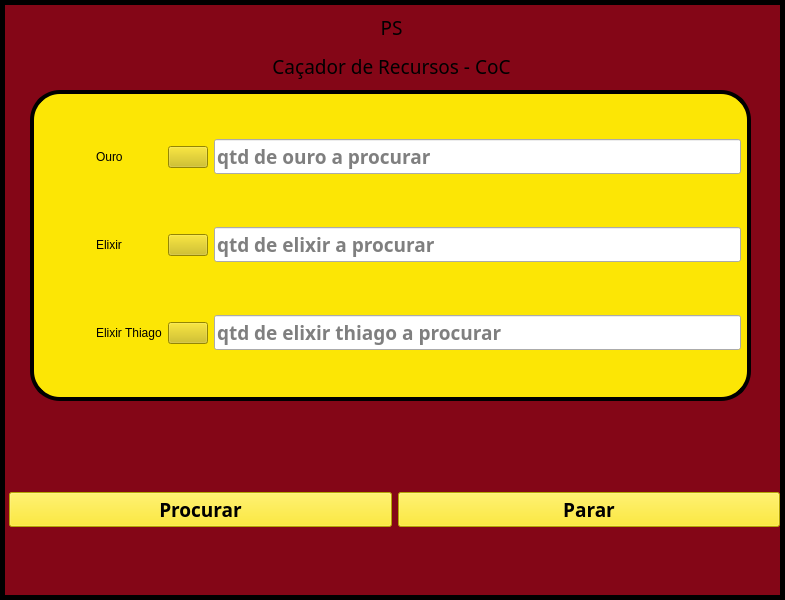
Qt form src/views/clash_gui.ui (AlissonTxD/CoC_Procurador_de_Recurso) before a commit.
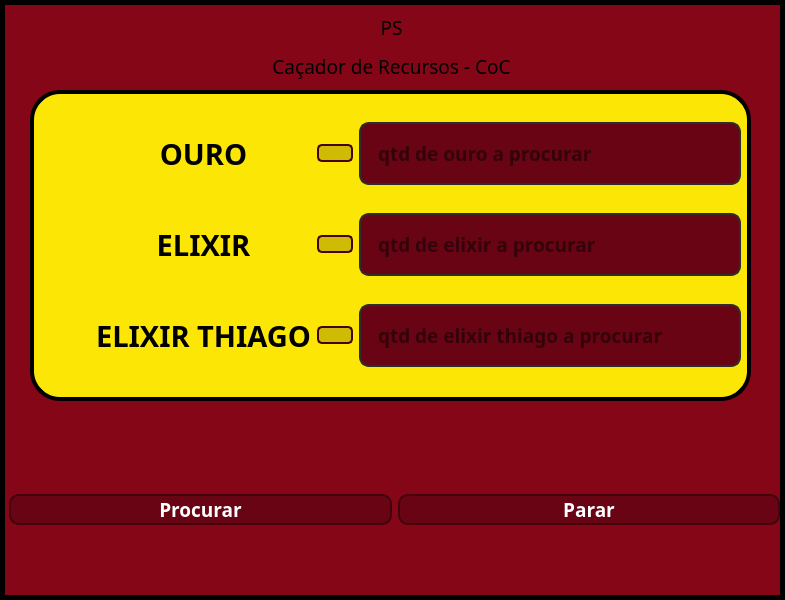
The same form after that commit. Icons and pictures are not drawn.

Commit message: Estilizando intergace da GUI

Diff of the .ui file:
```diff
--- a/src/views/clash_gui.ui
+++ b/src/views/clash_gui.ui
@@ -58,16 +58,21 @@
        </property>
        <property name="styleSheet">
         <string notr="true">QLineEdit {
-background-color: rgb(255, 255, 255);
-border: 2px solid rgb(3, 103, 103);
-border-radius: 50px;
+border: 2px solid rgb(45, 45, 45);
+border-radius: 10px;
+padding: 15px;
+background-color: rgb(104, 4, 19);
+}
+
+QLineEdit:hover {
+border: 2px solid rgb(45, 45, 45);
+background-color: rgb(114, 14, 29);
 }
 
 QLineEdit:focus {
 border: 2px solid rgb(255, 0, 0);
 }
-
-font: 14pt &quot;Segoe Script&quot;;</string>
+</string>
        </property>
        <property name="placeholderText">
         <string>qtd de ouro a procurar</string>
@@ -99,26 +104,6 @@
        </property>
       </widget>
      </item>
-     <item row="2" column="1">
-      <widget class="QLabel" name="label">
-       <property name="styleSheet">
-        <string notr="true">font: 22pt &quot;Segoe Print&quot;;</string>
-       </property>
-       <property name="text">
-        <string>Elixir Thiago</string>
-       </property>
-      </widget>
-     </item>
-     <item row="0" column="1">
-      <widget class="QLabel" name="label_3">
-       <property name="styleSheet">
-        <string notr="true">font: 22pt &quot;Segoe Print&quot;;</string>
-       </property>
-       <property name="text">
-        <string>Ouro</string>
-       </property>
-      </widget>
-     </item>
      <item row="2" column="0">
       <widget class="QLabel" name="img_dark">
        <property name="minimumSize">
@@ -153,32 +138,27 @@
        </property>
        <property name="styleSheet">
         <string notr="true">QLineEdit {
-background-color: rgb(255, 255, 255);
-border: 2px solid rgb(3, 103, 103);
-border-radius: 50px;
+border: 2px solid rgb(45, 45, 45);
+border-radius: 10px;
+padding: 15px;
+background-color: rgb(104, 4, 19);
+}
+
+QLineEdit:hover {
+border: 2px solid rgb(45, 45, 45);
+background-color: rgb(114, 14, 29);
 }
 
 QLineEdit:focus {
 border: 2px solid rgb(255, 0, 0);
 }
-
-font: 14pt &quot;Segoe Script&quot;;</string>
+</string>
        </property>
        <property name="placeholderText">
         <string>qtd de elixir thiago a procurar</string>
        </property>
       </widget>
      </item>
-     <item row="1" column="1">
-      <widget class="QLabel" name="label_2">
-       <property name="styleSheet">
-        <string notr="true">font: 22pt &quot;Segoe Print&quot;;</string>
-       </property>
-       <property name="text">
-        <string>Elixir</string>
-       </property>
-      </widget>
-     </item>
      <item row="1" column="3">
       <widget class="QLineEdit" name="lineEdit_elixir">
        <property name="font">
@@ -191,16 +171,21 @@
        </property>
        <property name="styleSheet">
         <string notr="true">QLineEdit {
-background-color: rgb(255, 255, 255);
-border: 2px solid rgb(3, 103, 103);
-border-radius: 50px;
+border: 2px solid rgb(45, 45, 45);
+border-radius: 10px;
+padding: 15px;
+background-color: rgb(104, 4, 19);
+}
+
+QLineEdit:hover {
+border: 2px solid rgb(45, 45, 45);
+background-color: rgb(114, 14, 29);
 }
 
 QLineEdit:focus {
 border: 2px solid rgb(255, 0, 0);
 }
-
-font: 14pt &quot;Segoe Script&quot;;</string>
+</string>
        </property>
        <property name="placeholderText">
         <string>qtd de elixir a procurar</string>
@@ -235,7 +220,31 @@
         <bool>true</bool>
        </property>
        <property name="styleSheet">
-        <string notr="true">background-color: rgb(207, 187, 4);</string>
+        <string notr="true">QPushButton{
+background-color: rgb(207, 187, 4);
+border: 2px solid rgb(67, 2, 12);
+border-radius: 5px;
+color: rgb(255, 255, 255);
+}
+
+
+QPushButton:hover{
+background-color: rgb(114, 4, 19);
+border: 2px solid rgb(77, 12, 22);
+}
+
+QPushButton:pressed{
+background-color: rgb(252, 230, 5);
+border: 2px solid rgb(57, 0, 2);
+color: rgb(0, 0, 0)
+}
+
+QPushButton:disabled {
+background-color: #cccccc; /* Cinza */
+ border: 2px solid #999999;
+color: #666666; /* Texto cinza escuro */
+}
+</string>
        </property>
        <property name="text">
         <string/>
@@ -258,7 +267,31 @@
         <bool>true</bool>
        </property>
        <property name="styleSheet">
-        <string notr="true">background-color: rgb(207, 187, 4);</string>
+        <string notr="true">QPushButton{
+background-color: rgb(207, 187, 4);
+border: 2px solid rgb(67, 2, 12);
+border-radius: 5px;
+color: rgb(255, 255, 255);
+}
+
+
+QPushButton:hover{
+background-color: rgb(114, 4, 19);
+border: 2px solid rgb(77, 12, 22);
+}
+
+QPushButton:pressed{
+background-color: rgb(252, 230, 5);
+border: 2px solid rgb(57, 0, 2);
+color: rgb(0, 0, 0)
+}
+
+QPushButton:disabled {
+background-color: #cccccc; /* Cinza */
+ border: 2px solid #999999;
+color: #666666; /* Texto cinza escuro */
+}
+</string>
        </property>
        <property name="text">
         <string/>
@@ -281,7 +314,31 @@
         <bool>true</bool>
        </property>
        <property name="styleSheet">
-        <string notr="true">background-color: rgb(207, 187, 4);</string>
+        <string notr="true">QPushButton{
+background-color: rgb(207, 187, 4);
+border: 2px solid rgb(67, 2, 12);
+border-radius: 5px;
+color: rgb(255, 255, 255);
+}
+
+
+QPushButton:hover{
+background-color: rgb(114, 4, 19);
+border: 2px solid rgb(77, 12, 22);
+}
+
+QPushButton:pressed{
+background-color: rgb(252, 230, 5);
+border: 2px solid rgb(57, 0, 2);
+color: rgb(0, 0, 0)
+}
+
+QPushButton:disabled {
+background-color: #cccccc; /* Cinza */
+ border: 2px solid #999999;
+color: #666666; /* Texto cinza escuro */
+}
+</string>
        </property>
        <property name="text">
         <string/>
@@ -298,6 +355,60 @@
        </property>
       </widget>
      </item>
+     <item row="0" column="1">
+      <widget class="QLabel" name="label_3">
+       <property name="font">
+        <font>
+         <family>Arial Black</family>
+         <pointsize>22</pointsize>
+         <weight>75</weight>
+         <bold>true</bold>
+        </font>
+       </property>
+       <property name="text">
+        <string>OURO</string>
+       </property>
+       <property name="alignment">
+        <set>Qt::AlignCenter</set>
+       </property>
+      </widget>
+     </item>
+     <item row="1" column="1">
+      <widget class="QLabel" name="label">
+       <property name="font">
+        <font>
+         <family>Arial Black</family>
+         <pointsize>22</pointsize>
+         <weight>75</weight>
+         <bold>true</bold>
+        </font>
+       </property>
+       <property name="text">
+        <string>ELIXIR</string>
+       </property>
+       <property name="alignment">
+        <set>Qt::AlignCenter</set>
+       </property>
+      </widget>
+     </item>
+     <item row="2" column="1">
+      <widget class="QLabel" name="label_2">
+       <property name="font">
+        <font>
+         <family>Arial Black</family>
+         <pointsize>22</pointsize>
+         <weight>75</weight>
+         <bold>true</bold>
+        </font>
+       </property>
+       <property name="text">
+        <string>ELIXIR THIAGO</string>
+       </property>
+       <property name="alignment">
+        <set>Qt::AlignCenter</set>
+       </property>
+      </widget>
+     </item>
     </layout>
    </widget>
    <widget class="QLabel" name="moldura">
@@ -390,15 +501,29 @@
         </font>
        </property>
        <property name="styleSheet">
-        <string notr="true">
-QPushButton{
-background-color: rgb(252, 230, 5);
+        <string notr="true">QPushButton{
+background-color: rgb(104, 4, 19);
+border: 2px solid rgb(67, 2, 12);
+border-radius: 10px;
+color: rgb(255, 255, 255);
 }
 
+
 QPushButton:hover{
 background-color: rgb(165, 149, 3);
 }
 
+QPushButton:pressed{
+background-color: rgb(252, 230, 5);
+border: 2px solid rgb(57, 0, 2);
+color: rgb(0, 0, 0)
+}
+
+QPushButton:disabled {
+background-color: #cccccc; /* Cinza */
+ border: 2px solid #999999;
+color: #666666; /* Texto cinza escuro */
+}
 </string>
        </property>
        <property name="text">
@@ -417,15 +542,29 @@
         </font>
        </property>
        <property name="styleSheet">
-        <string notr="true">
-QPushButton{
-background-color: rgb(252, 230, 5);
+        <string notr="true">QPushButton{
+background-color: rgb(104, 4, 19);
+border: 2px solid rgb(67, 2, 12);
+border-radius: 10px;
+color: rgb(255, 255, 255);
 }
 
+
 QPushButton:hover{
 background-color: rgb(165, 149, 3);
 }
 
+QPushButton:pressed{
+background-color: rgb(252, 230, 5);
+border: 2px solid rgb(57, 0, 2);
+color: rgb(0, 0, 0)
+}
+
+QPushButton:disabled {
+background-color: #cccccc; /* Cinza */
+ border: 2px solid #999999;
+color: #666666; /* Texto cinza escuro */
+}
 </string>
        </property>
        <property name="text">
```
Left out of the diff: 34 changed lines with no effect on the pictures. The commit also changes 5 other files.
